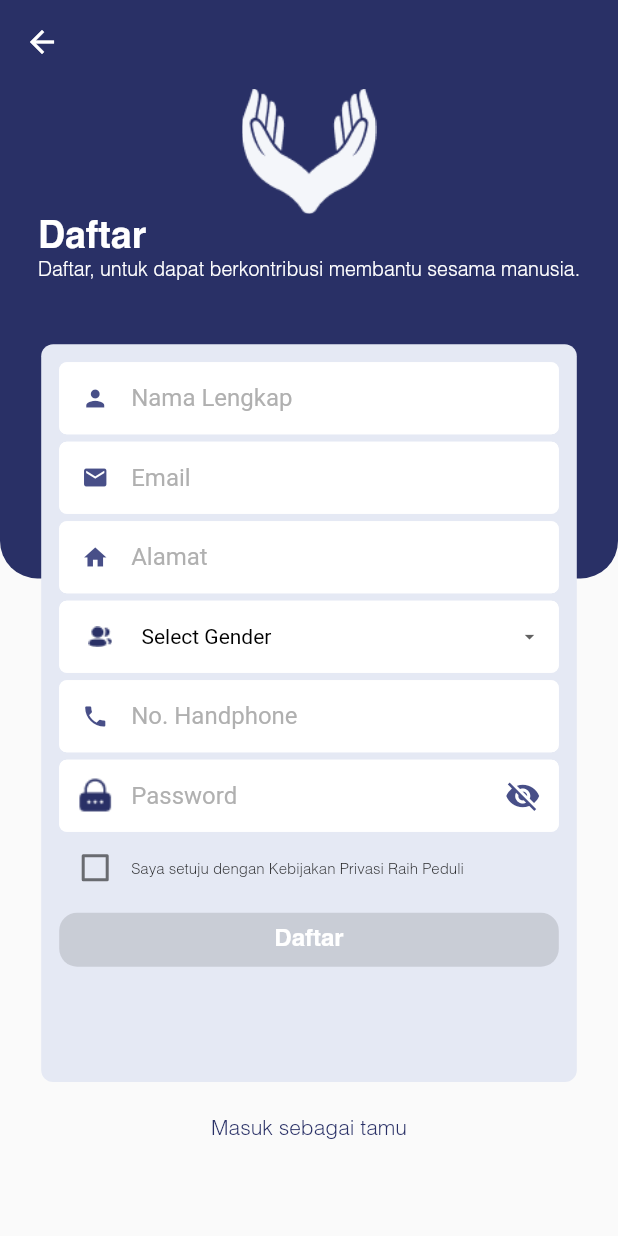
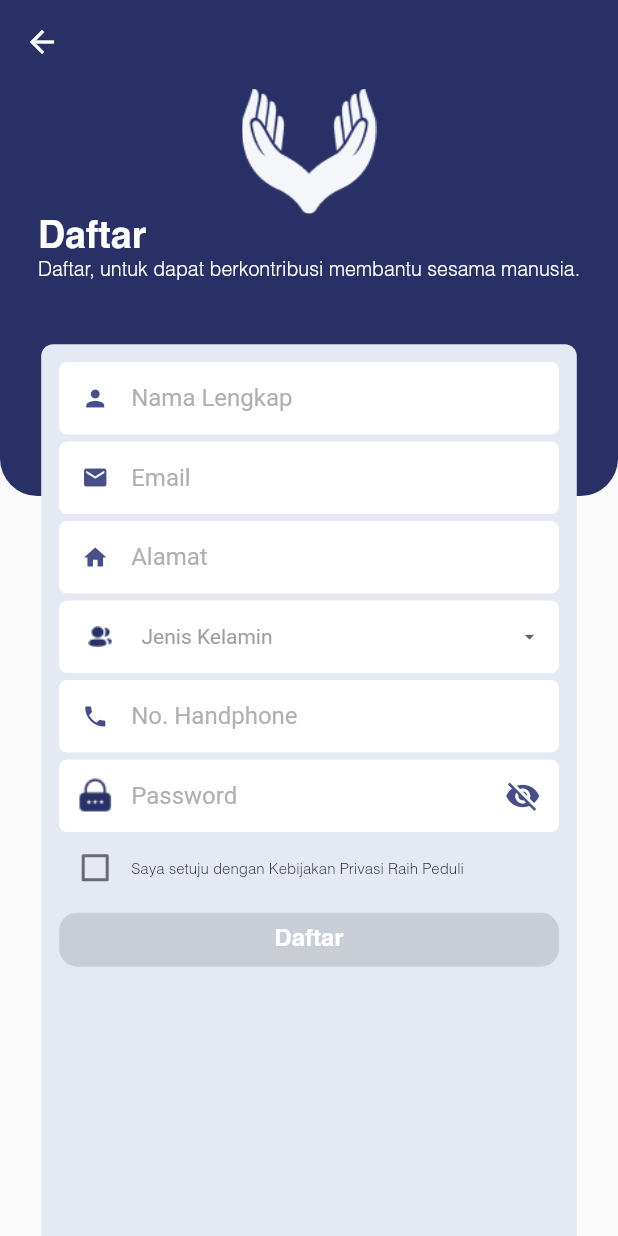
Before and after one commit to Capstone-Alterra/flutter-raih-peduli, a Flutter app: the SignUp screen opened directly, on a phone screen of 412 x 824 dp. Run offline on Flutter 3.47's test engine with Material 3 defaults, Android fonts, the phone set to English and light mode, and no system bars; our stand-ins replace dio, email_validator, flutter_otp_text_field, flutter_svg, quickalert, shared_preferences; accounts and stored records are empty; network calls fail; statements that could not run were skipped.

Commit message:
validasi sign up

```diff
--- a/lib/screen/view/signin_dan_signup/sign_up.dart
+++ b/lib/screen/view/signin_dan_signup/sign_up.dart
@@ -40,12 +40,14 @@ class _SignUpState extends State<SignUp> {
       body: SingleChildScrollView(
         child: SizedBox(
           width: widthMediaQuery,
-          height: heightMediaQuery - appBarHeight,
+          height: viewModel.heightContainer
+              ? heightMediaQuery - appBarHeight
+              : heightMediaQuery * 2,
           child: Stack(
             children: [
               Positioned(
                 child: Container(
-                  height: heightMediaQuery / 2.5,
+                  height: heightMediaQuery / 3,
                   width: widthMediaQuery,
                   decoration: const BoxDecoration(
                       color: Color(0xFF293066),
@@ -94,8 +96,10 @@ class _SignUpState extends State<SignUp> {
                 top: heightMediaQuery / 4.75,
                 left: widthMediaQuery / 15,
                 right: widthMediaQuery / 15,
-                height: heightMediaQuery / 1.675,
                 child: Container(
+                  height: viewModel.heightContainer
+                      ? heightMediaQuery / 1.675
+                      : heightMediaQuery,
                   decoration: const BoxDecoration(
                     color: Color(0xFFE5E9F4),
                     borderRadius: BorderRadius.all(
@@ -104,7 +108,6 @@ class _SignUpState extends State<SignUp> {
                       ),
                     ),
                   ),
-                  child: SingleChildScrollView(
                   child: Center(
                     child: Padding(
                       padding: const EdgeInsets.all(12),
@@ -113,6 +116,12 @@ class _SignUpState extends State<SignUp> {
                         child: Column(
                           children: [
                             customTextFormField(
+                              textCapitalization: TextCapitalization.sentences,
+                              inputFormatters: [
+                                FilteringTextInputFormatter.allow(
+                                  RegExp(r"[a-zA-Z ']+"),
+                                ),
+                              ],
                               controller: viewModel.fullname,
                               prefixIcon: const Icon(
                                 Icons.person,
@@ -121,7 +130,8 @@ class _SignUpState extends State<SignUp> {
                               ),
                               labelText: "Nama Lengkap",
                               validator: (value) =>
-                                      viewModel.validateName(value!)),
+                                  viewModel.validateName(value!),
+                            ),
                             const SizedBox(height: 5),
                             customTextFormField(
                                 controller: viewModel.email,
@@ -149,36 +159,49 @@ class _SignUpState extends State<SignUp> {
                             Consumer<SignUpViewModel>(
                               builder: (context, contactModel, child) {
                                 return DropdownButtonFormField<String>(
+                                  style: TextStyle(
+                                    color: viewModel.selectedGender ==
+                                            'Jenis Kelamin'
+                                        ? Colors.grey
+                                        : Colors.black,
+                                  ),
                                   decoration: InputDecoration(
                                     filled: true,
                                     fillColor: Colors.white,
                                     hintText: '',
                                     contentPadding:
-                                            const EdgeInsets.symmetric(
-                                                vertical: 8),
-                                        prefixIcon: Image.asset(
-                                          "assets/2 User.png",
-                                        ),
-                                        enabledBorder: const OutlineInputBorder(
-                                          borderRadius: BorderRadius.all(
-                                              Radius.circular(5)),
-                                          borderSide: BorderSide(
+                                        const EdgeInsets.symmetric(vertical: 8),
+                                    prefixIcon:
+                                        Image.asset("assets/2 User.png"),
+                                    enabledBorder: OutlineInputBorder(
+                                      borderRadius: BorderRadius.circular(5),
+                                      borderSide: const BorderSide(
                                         color: Colors.white,
                                       ),
                                     ),
                                     focusedBorder: OutlineInputBorder(
-                                          borderRadius:
-                                              BorderRadius.circular(5),
+                                      borderRadius: BorderRadius.circular(5),
                                       borderSide: const BorderSide(
                                         color: Colors.white,
                                       ),
                                     ),
-                                        border: InputBorder.none),
+                                    errorBorder: OutlineInputBorder(
+                                      borderRadius: BorderRadius.circular(5),
+                                      borderSide: const BorderSide(
+                                        color: Colors.red,
+                                      ),
+                                    ),
+                                    border: OutlineInputBorder(
+                                      borderRadius: BorderRadius.circular(
+                                          5), // Border circle di sini
+                                      borderSide: BorderSide
+                                          .none, // Hilangkan garis border
+                                    ),
+                                  ),
                                   value: viewModel.selectedGender,
                                   icon: const Icon(Icons.arrow_drop_down),
                                   iconSize: 15,
                                   elevation: 160,
-                                    style: const TextStyle(color: Colors.black),
                                   items: viewModel.genderList
                                       .map<DropdownMenuItem<String>>(
                                     (String value) {
@@ -186,7 +209,8 @@ class _SignUpState extends State<SignUp> {
                                         value: value,
                                         child: Text(value),
                                       );
-                                    }).toList(),
+                                    },
+                                  ).toList(),
                                   onChanged: viewModel.onGenderChanged,
                                   validator: (value) =>
                                       viewModel.validateGender(value!),
@@ -245,7 +269,6 @@ class _SignUpState extends State<SignUp> {
                                       value: viewModel.agree,
                                       onChanged: (bool? value) {
                                         viewModel.setAgreePrivasi(value!);
-                                          debugPrint("=>$value");
                                       },
                                       activeColor: viewModel.agree
                                           ? const Color(0xFF484F88)
@@ -294,9 +317,10 @@ class _SignUpState extends State<SignUp> {
                   ),
                 ),
               ),
-              ),
               Positioned(
-                top: heightMediaQuery / 1.2,
+                top: viewModel.heightContainer
+                    ? heightMediaQuery / 1.2
+                    : heightMediaQuery,
                 left: widthMediaQuery / 4,
                 right: widthMediaQuery / 4,
                 child: Column(
--- a/lib/screen/view/widgets/login_signup/textformfield.dart
+++ b/lib/screen/view/widgets/login_signup/textformfield.dart
@@ -10,8 +10,10 @@ Widget customTextFormField({
   TextInputType? keyboardType,
   List<TextInputFormatter>? inputFormatters,
   String? Function(String?)? validator,
+  TextCapitalization textCapitalization = TextCapitalization.none,
 }) {
   return TextFormField(
+    textCapitalization: textCapitalization,
     keyboardType: keyboardType,
     inputFormatters: inputFormatters,
     controller: controller,
--- a/lib/screen/view_model/view_model_signup.dart
+++ b/lib/screen/view_model/view_model_signup.dart
@@ -11,14 +11,15 @@ class SignUpViewModel with ChangeNotifier {
   final TextEditingController password = TextEditingController();
   final TextEditingController phone = TextEditingController();
   final TextEditingController address = TextEditingController();
-  final List<String> genderList = ['Select Gender', 'Laki-Laki', 'Perempuan'];
-  String selectedGender = 'Select Gender';
+  final List<String> genderList = ['Jenis Kelamin', 'Laki-Laki', 'Perempuan'];
+  String selectedGender = 'Jenis Kelamin';
   bool agree = false;
   bool isResponseSuccess = false;
   String kodeOtp = "";
   final service = SignUpService();
   ModelOtp? otp;
   bool isPasswordVisible = false;
+  bool heightContainer = false;
 
   Future<void> signUp() async {
     final nameUser = fullname.text;
@@ -96,7 +97,7 @@ class SignUpViewModel with ChangeNotifier {
   }
 
   String? validateGender(String value) {
-    if (value.isEmpty || value == 'Select Gender') {
+    if (value.isEmpty || value == 'Jenis Kelamin') {
       return 'Pilih jenis kelamin';
     }
     return null;
@@ -105,6 +106,10 @@ class SignUpViewModel with ChangeNotifier {
   String? validatePhone(String value) {
     if (value.isEmpty) {
       return 'Nomor tidak boleh kosong';
+    } else if (!value.startsWith('0')) {
+      return 'Nomor harus diawali 0';
+    } else if (value.length < 10) {
+      return 'Nomor minimal 10 digit';
     }
     return null;
   }
```
Lines whose indentation alone changed are shown as unchanged.
